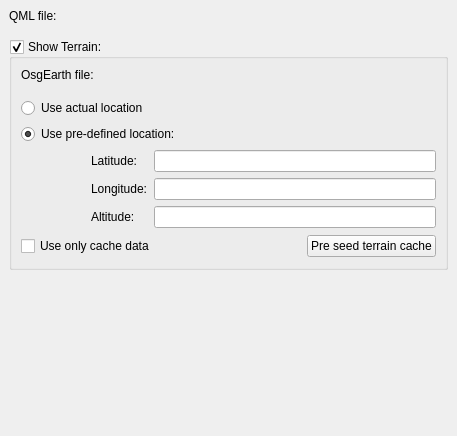
This is ground/openpilotgcs/src/plugins/pfdqml/pfdqmlgadgetoptionspage.ui in openpilot/OpenPilot as Qt 5 draws it before an edit. The edited form follows.
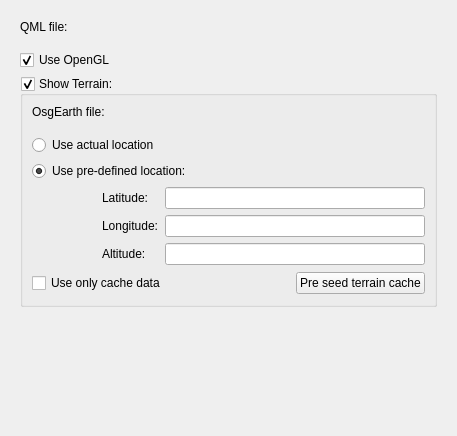
This is the edited form. Custom widgets are drawn as their Qt base class.

Commit message: Added "use OpenGL" option to qml based PFD

```diff
--- a/ground/openpilotgcs/src/plugins/pfdqml/pfdqmlgadgetoptionspage.ui
+++ b/ground/openpilotgcs/src/plugins/pfdqml/pfdqmlgadgetoptionspage.ui
@@ -20,12 +20,6 @@
    <string>Form</string>
   </property>
   <layout class="QGridLayout" name="gridLayout_4">
-   <property name="margin">
-    <number>0</number>
-   </property>
-   <property name="spacing">
-    <number>0</number>
-   </property>
    <item row="0" column="0">
     <widget class="QScrollArea" name="scrollArea">
      <property name="frameShape">
@@ -42,8 +36,8 @@
        <rect>
         <x>0</x>
         <y>0</y>
-        <width>457</width>
-        <height>436</height>
+        <width>439</width>
+        <height>418</height>
        </rect>
       </property>
       <layout class="QGridLayout" name="gridLayout_3">
@@ -78,6 +72,16 @@
         </layout>
        </item>
        <item row="1" column="0" colspan="2">
+        <widget class="QCheckBox" name="useOpenGL">
+         <property name="text">
+          <string>Use OpenGL</string>
+         </property>
+         <property name="checked">
+          <bool>true</bool>
+         </property>
+        </widget>
+       </item>
+       <item row="2" column="0" colspan="2">
         <widget class="QGroupBox" name="showTerrain">
          <property name="title">
           <string>Show Terrain:</string>
@@ -213,7 +217,7 @@
          </layout>
         </widget>
        </item>
-       <item row="2" column="1">
+       <item row="3" column="1">
         <spacer name="verticalSpacer">
          <property name="orientation">
           <enum>Qt::Vertical</enum>
```
Left out of the diff: 40 changed lines with no effect on the pictures. The commit also changes 6 other files.
